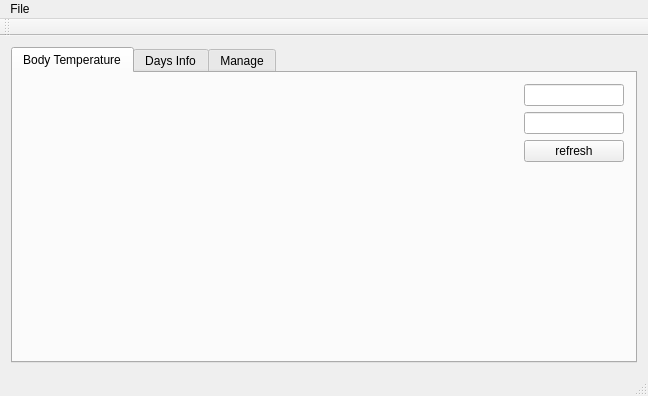
aqing1987/bodytemp, file src/mainwindow.ui: the form before one commit.
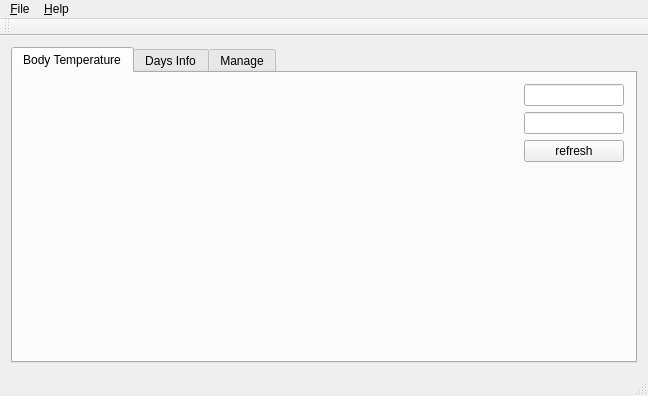
The form after the commit. Custom widgets are drawn as their Qt base class.

Commit message: add Help menu item

What changed in the file:
```diff
--- a/src/mainwindow.ui
+++ b/src/mainwindow.ui
@@ -242,11 +242,18 @@
    </property>
    <widget class="QMenu" name="menuFile">
     <property name="title">
-     <string>File</string>
+     <string>&amp;File</string>
     </property>
     <addaction name="actionExport"/>
    </widget>
+   <widget class="QMenu" name="menuHelp">
+    <property name="title">
+     <string>&amp;Help</string>
+    </property>
+    <addaction name="actionAbout"/>
+   </widget>
    <addaction name="menuFile"/>
+   <addaction name="menuHelp"/>
   </widget>
   <widget class="QToolBar" name="mainToolBar">
    <attribute name="toolBarArea">
```
Left out of the diff: 7 changed lines with no effect on the pictures. The commit also changes 5 other files.
